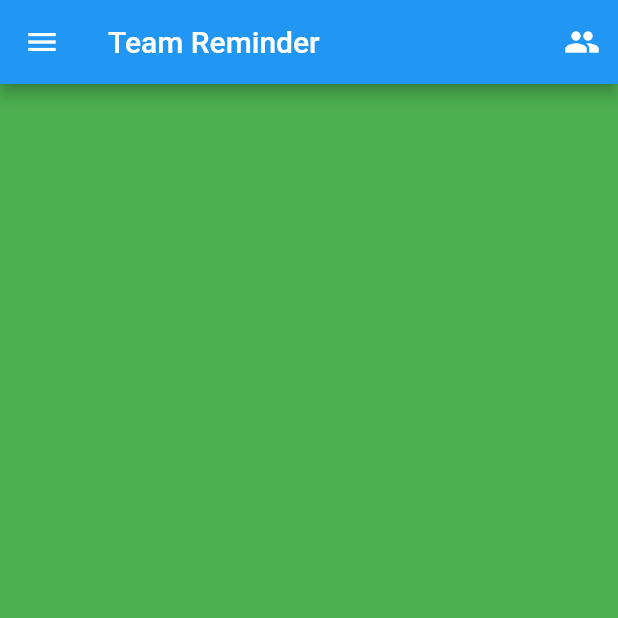
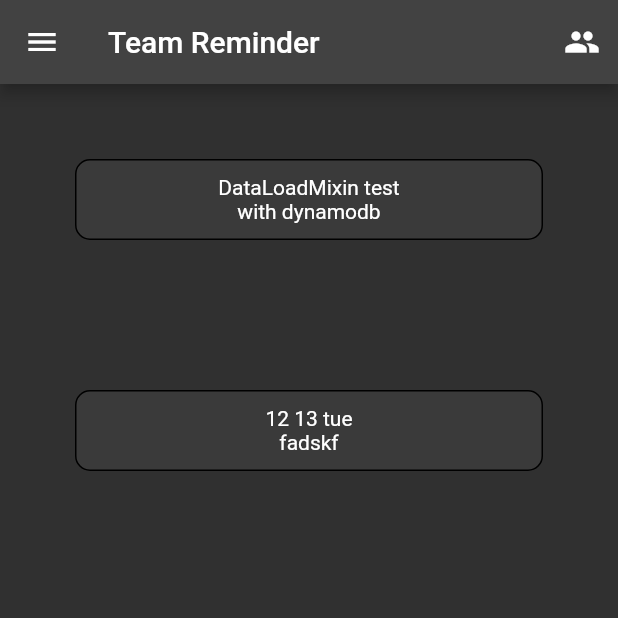
Before and after one commit to hd1534/team-reminder-frontend, a Flutter app: the screen it shows after launch, on a phone screen of 412 x 824 dp, the top half of it. Run offline on Flutter 3.47's test engine with Material 2 defaults, Android fonts, the light colour scheme and no system bars; our stand-ins replace get.

Commit message:
add basic skeleton for thread

```diff
--- /dev/null
+++ b/lib/configs/constants.dart
@@ -0,0 +1,4 @@
+// ignore_for_file: constant_identifier_names
+
+const API_BASE_URL = "https://";
+const API_THREAD_BASE_URL = "thread";
--- /dev/null
+++ b/lib/controllers/data_load_mixin.dart
@@ -0,0 +1,76 @@
+import 'dart:developer' as developer;
+
+import 'dart:io';
+import 'dart:convert';
+
+import 'package:get/get.dart';
+
+import 'package:http/http.dart';
+
+import 'package:team_reminder_frontend/configs/constants.dart';
+
+import 'package:team_reminder_frontend/configs/http.dart';
+
+mixin DataLoadMixin {
+  final _isCached = false.obs; // 캐시된 데이터인 경우
+  final _isLoading = false.obs;
+
+  Exception? _error;
+
+  get isCached => _isCached;
+  get isLoading => _isLoading;
+  get error => _error;
+
+  /// data: json decoded
+  void setData(Map<String, dynamic> json);
+
+  void fetchAPI(String url) async {
+    try {
+      // cache
+      // with getx storage
+
+      // // http request
+      // var client = CustomClient(); // it seems need optimization
+      // var uri = Uri.https(API_BASE_URL, url);
+      // var response = await client.get(uri);
+      // developer.log('Response status: ${response.statusCode}');
+      // developer.log('Response body: ${response.body}');
+
+      // TEMP: dummy data
+      final json = jsonDecode(dummy[url] ?? '{}');
+      setData(json);
+    }
+
+    // error handling
+    on SocketException catch (e) {
+      developer.log("check your internet connection");
+      rethrow;
+    }
+  }
+}
+
+const dummy = {
+  '$API_THREAD_BASE_URL/test': """
+{
+    "id": "DataLoadMixin test",
+    "name": "name",
+    "type": "memo",
+    "posts": [
+      {
+        "id": "2021-10-31.hash",
+        "title": "DataLoadMixin test",
+        "order": 1,
+        "contexts": "with dynamodb",
+        "tags": ["backend", "database"]
+      },
+      {
+        "id": "2022-10-31.hash",
+        "title": "12 13 tue",
+        "order": 2,
+        "contexts": "fadskf",
+        "tags": ["backend", "database"]
+      }
+    ]
+}
+"""
+};
--- /dev/null
+++ b/lib/controllers/thread_controller.dart
@@ -0,0 +1,23 @@
+import 'package:get/get.dart';
+
+import 'package:team_reminder_frontend/configs/constants.dart';
+
+import 'package:team_reminder_frontend/controllers/data_load_mixin.dart';
+
+import 'package:team_reminder_frontend/models/thread_model.dart';
+
+class ThreadController extends GetxController with DataLoadMixin {
+  // null is main home
+  final _currentThread = Rx<ThreadModel?>(null);
+
+  ThreadModel? get currentThread => _currentThread.value;
+
+  void changeThread(String threadId) {
+    fetchAPI("$API_THREAD_BASE_URL/$threadId");
+  }
+
+  @override
+  void setData(Map<String, dynamic> json) {
+    _currentThread.value = ThreadModel.fromJson(json);
+  }
+}
--- a/lib/main.dart
+++ b/lib/main.dart
@@ -4,7 +4,7 @@ import 'package:get/get.dart';
 
 import 'configs/translations.dart';
 
-import 'init.dart';
+import 'controllers/app_controller.dart';
 
 import 'views/home.dart';
 
@@ -15,23 +15,25 @@ void main() {
 class MyApp extends StatelessWidget {
   MyApp({super.key});
 
-  final AppController c = Get.put(AppController());
+  final c = Get.put(AppController());
 
   // This widget is the root of your application.
   @override
   Widget build(BuildContext context) {
     return Obx(() {
       if (!c.isInitialized.value) {
-        return Center(child: CircularProgressIndicator());
+        return const Center(child: CircularProgressIndicator());
       } else if (c.exception != null) {
         // handle exception
         return Center(child: Text('error'.tr));
       } else {
         return GetMaterialApp(
+            // TODO: isDarkmode ? ThemeData.dark() : ThemeData.light()
+            theme: ThemeData.dark(),
             translations: Messages(),
             locale: Get.deviceLocale,
-            fallbackLocale: Locale('en', 'US'),
-            home: Home());
+            fallbackLocale: const Locale('en', 'US'),
+            home: const Home());
       }
     });
   }
--- a/lib/models/group_model.dart
+++ b/lib/models/group_model.dart
@@ -26,7 +26,7 @@ class GroupModel {
         tags = json['tags']?.cast<String>(),
         threads = {
           for (MapEntry<String, dynamic> e in json['threads'].entries)
-            e.key: ThreadModel.fromJsonFactory(e.value)
+            e.key: ThreadModel.fromJson(e.value)
         };
 
   Map<String, dynamic> toJson() {
--- a/lib/utils/getx/views/overlapping_panels.dart
+++ b/lib/utils/getx/views/overlapping_panels.dart
@@ -29,8 +29,8 @@ class OverlappingPanels extends StatelessWidget {
   @override
   Widget build(BuildContext context) {
     return LayoutBuilder(builder: (context, constraints) {
-      return GetX<OverlappingPanesController>(
-          init: OverlappingPanesController(
+      return GetX<OverlappingPanelsController>(
+          init: OverlappingPanelsController(
             width: constraints.maxWidth,
             hasLeftWidget: leftWidget != null,
             hasRightWidget: rightWidget != null,
@@ -63,7 +63,7 @@ class OverlappingPanels extends StatelessWidget {
   }
 }
 
-class OverlappingPanesController extends GetxController
+class OverlappingPanelsController extends GetxController
     with GetSingleTickerProviderStateMixin {
   // var
   final _dx = 0.0.obs;
@@ -93,7 +93,7 @@ class OverlappingPanesController extends GetxController
   final ValueChanged<Side>? onSideChange;
   final ValueChanged<Side>? afterSideChanged;
 
-  OverlappingPanesController({
+  OverlappingPanelsController({
     required this.width,
     required this.hasLeftWidget,
     required this.hasRightWidget,
@@ -150,7 +150,7 @@ class OverlappingPanesController extends GetxController
   /// IconButton(
   ///   icon: const Icon(Icons.group),
   ///   onPressed: () =>
-  ///       Get.find<OverlappingPanesController>().revealSide(Side.right),
+  ///       Get.find<OverlappingPanelsController>().revealSide(Side.right),
   /// )
   void revealSide(Side side) {
     // Check whether the side exists or not
--- a/lib/views/home.dart
+++ b/lib/views/home.dart
@@ -3,6 +3,7 @@ import 'dart:developer' as developer;
 import 'package:flutter/material.dart';
 
 import 'package:get/get.dart';
+import 'package:team_reminder_frontend/views/thread.dart';
 import 'package:team_reminder_frontend/utils/getx/views/overlapping_panels.dart';
 
 class Home extends StatelessWidget {
@@ -10,36 +11,14 @@ class Home extends StatelessWidget {
 
   @override
   Widget build(BuildContext context) {
-    return Scaffold(
-      appBar: AppBar(
-        leading: IconButton(
-          icon: const Icon(Icons.menu),
-          onPressed: () =>
-              Get.find<OverlappingPanesController>().revealSide(Side.left),
-        ),
-        title: Text('appName'.tr),
-        actions: [
-          IconButton(
-            icon: const Icon(Icons.group),
-            onPressed: () =>
-                Get.find<OverlappingPanesController>().revealSide(Side.right),
-          )
-        ],
+    return OverlappingPanels(
+      leftWidget: Container(
+        color: Colors.red,
       ),
-      body: SafeArea(
-          child: OverlappingPanels(
-        leftWidget: Container(
-          color: Colors.red,
-        ),
-        mainWidget: Container(
-          color: Colors.green,
-        ),
-        rightWidget: Container(
-          color: Colors.blue,
-        ),
-        onSideChange: (value) => developer.log("change to $value"),
-        afterSideChanged: (value) => developer.log("$value revealed"),
-      )),
+      mainWidget: const Thread(),
+      rightWidget: Container(
+        color: Colors.blue,
+      ),
     );
   }
 }
--- /dev/null
+++ b/lib/views/thread.dart
@@ -0,0 +1,63 @@
+import 'dart:developer' as developer;
+
+import 'package:flutter/material.dart';
+
+import 'package:get/get.dart';
+
+import 'package:team_reminder_frontend/utils/getx/views/overlapping_panels.dart';
+
+import 'package:team_reminder_frontend/models/thread_post_model.dart';
+
+import 'package:team_reminder_frontend/controllers/thread_controller.dart';
+
+class Thread extends StatelessWidget {
+  const Thread({super.key});
+
+  @override
+  Widget build(BuildContext context) {
+    final overPanelCtrl = Get.find<OverlappingPanelsController>();
+
+    return Scaffold(
+      appBar: AppBar(
+        leading: IconButton(
+          icon: const Icon(Icons.menu),
+          onPressed: () => overPanelCtrl.revealSide(Side.left),
+        ),
+        title: Text('appName'.tr),
+        actions: [
+          IconButton(
+            icon: const Icon(Icons.group),
+            onPressed: () => overPanelCtrl.revealSide(Side.right),
+          )
+        ],
+      ),
+      body: GetX<ThreadController>(
+        builder: (_) {
+          return ListView(
+            children: _.currentThread?.posts?.map(postBuilder).toList() ?? [],
+          );
+        },
+      ),
+    );
+  }
+}
+
+Container postBuilder(PostItem post) {
+  developer.log('$post');
+
+  return Container(
+    margin: EdgeInsets.all(50.0),
+    padding: EdgeInsets.all(10.0),
+    decoration: BoxDecoration(
+      border: Border.all(width: 1),
+      borderRadius: const BorderRadius.all(Radius.circular(10)),
+      color: const Color.fromARGB(47, 100, 100, 100),
+    ),
+    child: Column(
+      children: [
+        Text('${post.title}'),
+        Text('${post.contexts}'),
+      ],
+    ),
+  );
+}
--- a/pubspec.yaml
+++ b/pubspec.yaml
@@ -36,8 +36,10 @@ dependencies:
   # The following adds the Cupertino Icons font to your application.
   # Use with the CupertinoIcons class for iOS style icons.
   cupertino_icons: ^1.0.2
+
   get: ^4.6.5
   get_storage: ^2.0.3
+  http: ^0.13.5
 
 dev_dependencies:
   flutter_test:
```
Also changed, not shown: lib/configs/http.dart (added, +12 -0 lines), lib/controllers/app_controller.dart (added, +43 -0 lines), lib/controllers/group_controller.dart (renamed from lib/models/model example.json, +34 -0 lines), lib/init.dart (deleted, +0 -33 lines), lib/models/thread_item_model.dart (deleted, +0 -21 lines), lib/models/thread_model.dart (+25 -32 lines), lib/models/thread_post_model.dart (added, +39 -0 lines), pubspec.lock.
